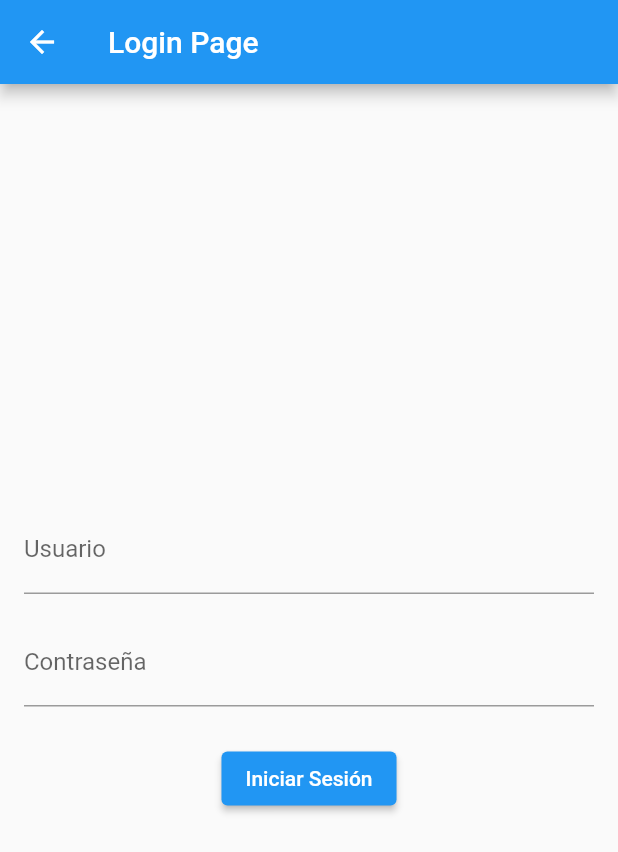
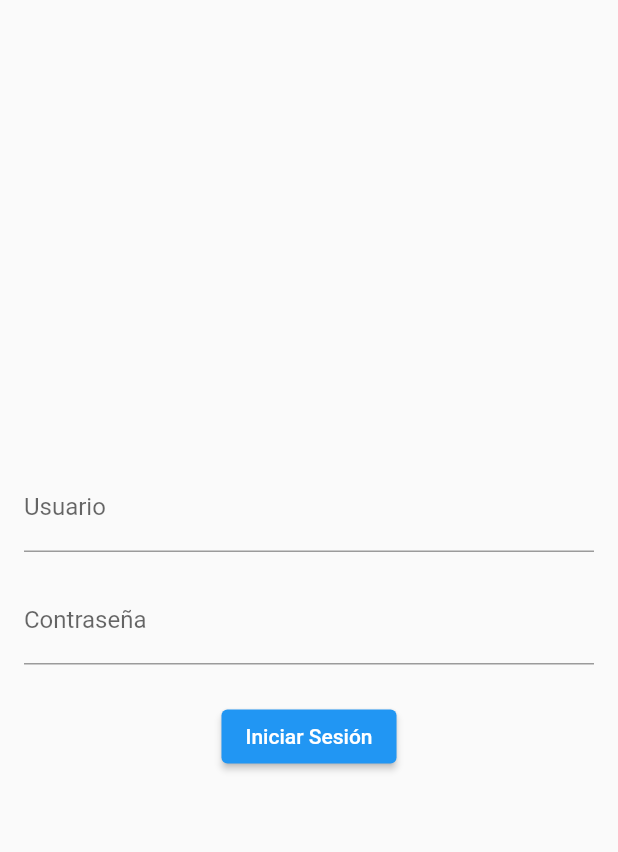
Before and after one commit to D3vb4qu3r0/tadeotax_android, a Flutter app: the LoginPage screen opened by its route, on a phone screen of 412 x 824 dp. Shown: the top 852 px of the screen. Run offline on Flutter 3.47's test engine with Material 2 defaults, Android fonts, the light colour scheme and no system bars.

Commit message:
Delete Appbar login.page

```diff
--- a/lib/pages/login/login_page.dart
+++ b/lib/pages/login/login_page.dart
@@ -14,9 +14,6 @@ class _LoginPageState extends State<LoginPage> {
   @override
   Widget build(BuildContext context) {
     return Scaffold(
-      appBar: AppBar(
-        title: Text('Login Page'),
-      ),
       body: Padding(
         padding: const EdgeInsets.all(16.0),
         child: Column(
```
